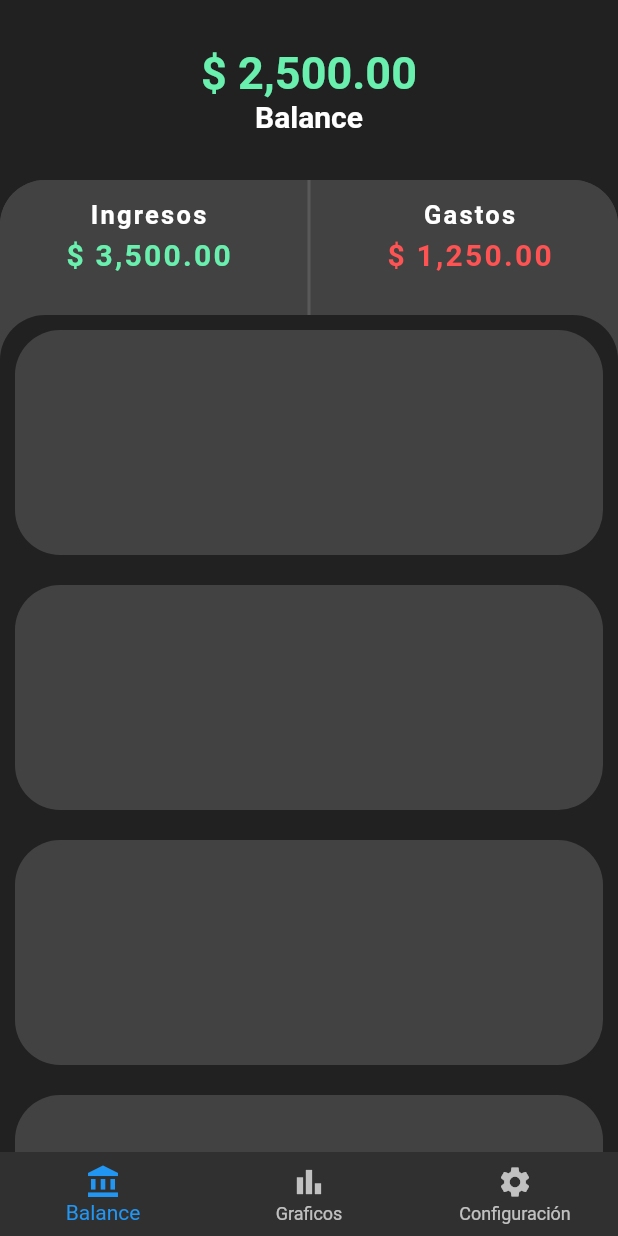
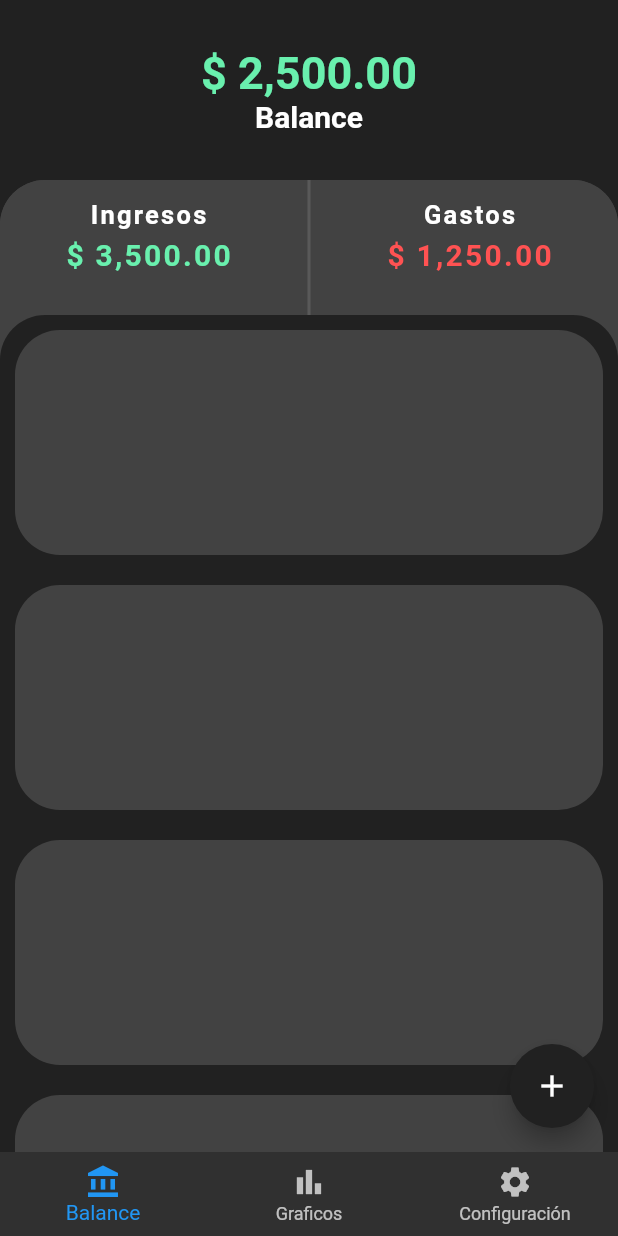
Before and after one commit to DiegoRB2001/balance-moviles, a Flutter app: the screen it shows after launch, on a phone screen of 412 x 824 dp. Run offline on Flutter 3.47's test engine with Material 2 defaults, Android fonts, the phone set to English and light mode, and no system bars; drawn by our look-alikes of flutter_speed_dial.

Commit message:
Navegación por ruta y animaciones

```diff
--- a/lib/main.dart
+++ b/lib/main.dart
@@ -1,3 +1,5 @@
+import 'package:balance/pages/add_entries.dart';
+import 'package:balance/pages/add_expenses.dart';
 import 'package:balance/providers/ui_provider.dart';
 import 'package:flutter/material.dart';
 import 'package:provider/provider.dart';
@@ -31,7 +33,11 @@ class MyApp extends StatelessWidget {
         primaryColorDark: Colors.grey[800],
       ),
       initialRoute: 'home',
-      routes: {'home': (_) => const HomePage()},
+      routes: {
+        'home': (_) => const HomePage(),
+        'addEntries': (_) => const AddEntries(),
+        //'addExpenses': (_) => const AddExpenses(),
+      },
     );
   }
 }
--- a/lib/pages/balance_page.dart
+++ b/lib/pages/balance_page.dart
@@ -1,3 +1,4 @@
+import 'package:balance/widgets/balance_page_wt/custom_fab.dart';
 import 'package:flutter/material.dart';
 import 'dart:math';
 import 'package:balance/widgets/balance_page_wt/front_sheet.dart';
@@ -38,7 +39,9 @@ class _BalancePageState extends State<BalancePage> {
 
   @override
   Widget build(BuildContext context) {
-    return CustomScrollView(
+    return Scaffold(
+      floatingActionButton: const CustomFAB(),
+      body: CustomScrollView(
         controller: _scrollController,
         slivers: [
           SliverAppBar(
@@ -88,6 +91,7 @@ class _BalancePageState extends State<BalancePage> {
             )
           ]))
         ],
+      ),
     );
   }
 }
--- /dev/null
+++ b/lib/widgets/balance_page_wt/custom_fab.dart
@@ -0,0 +1,67 @@
+import 'package:balance/pages/add_entries.dart';
+import 'package:balance/pages/add_expenses.dart';
+import 'package:flutter/material.dart';
+import 'package:flutter_speed_dial/flutter_speed_dial.dart';
+
+class CustomFAB extends StatelessWidget {
+  const CustomFAB({super.key});
+
+  @override
+  Widget build(BuildContext context) {
+    List<SpeedDialChild> botones = [];
+
+    //Gastos
+    botones.add(SpeedDialChild(
+      backgroundColor: Colors.redAccent,
+      child: const Icon(Icons.remove),
+      label: 'Gasto',
+      labelStyle: const TextStyle(fontSize: 18),
+      onTap: () {
+        Navigator.push(
+            context,
+            PageRouteBuilder(
+              transitionDuration: const Duration(milliseconds: 400),
+              transitionsBuilder: (BuildContext context,
+                  Animation<double> animation,
+                  Animation<double> secAnimation,
+                  Widget child) {
+                animation = CurvedAnimation(
+                  parent: animation,
+                  curve: Curves.easeOutBack,
+                );
+                return ScaleTransition(
+                  alignment: const Alignment(0.8, 1),
+                  scale: animation,
+                  child: child,
+                );
+              },
+              pageBuilder: (BuildContext context, Animation<double> animation,
+                  Animation<double> secAnimation) {
+                return const AddExpenses();
+              },
+            ));
+      },
+    ));
+
+    //Ingresos
+    botones.add(SpeedDialChild(
+      backgroundColor: Colors.greenAccent,
+      child: const Icon(Icons.add),
+      label: 'Ingreso',
+      labelStyle: const TextStyle(fontSize: 18),
+      onTap: () {
+        Navigator.pushNamed(context, 'addEntries');
+      },
+    ));
+
+    return SpeedDial(
+      backgroundColor: Theme.of(context).primaryColor,
+      foregroundColor: Colors.white,
+      childMargin: const EdgeInsets.symmetric(horizontal: 5),
+      childrenButtonSize: const Size(60, 60),
+      icon: Icons.add,
+      activeIcon: Icons.close,
+      children: botones,
+    );
+  }
+}
--- a/pubspec.yaml
+++ b/pubspec.yaml
@@ -36,6 +36,7 @@ dependencies:
   # Use with the CupertinoIcons class for iOS style icons.
   cupertino_icons: ^1.0.2
   provider: ^6.0.5
+  flutter_speed_dial: ^6.2.0
 
 dev_dependencies:
   flutter_test:
```
Also changed, not shown: lib/pages/add_entries.dart (added, +12 -0 lines), lib/pages/add_expenses.dart (added, +15 -0 lines), pubspec.lock. Lines whose indentation alone changed are shown as unchanged.
